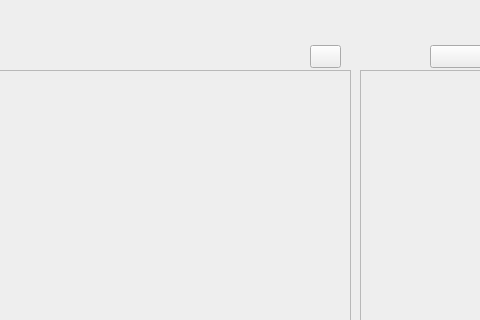
Above: UI/MotorcycleDealership.ui from jordynmarlow/SoftwareEngineering before the change; both pictures show x 370 to 850 and y 0 to 320 of the 1081 by 698 pixel window. Below: the same form after it.
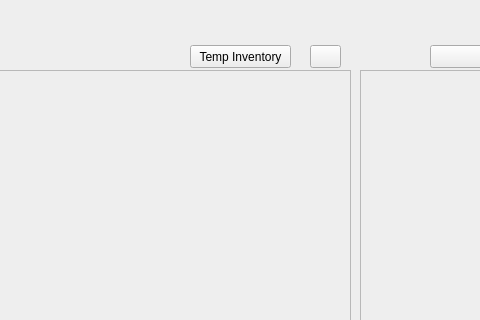
That is the form after the change. Icons and pictures are not drawn.

What changed in the file:
```diff
--- a/UI/MotorcycleDealership.ui
+++ b/UI/MotorcycleDealership.ui
@@ -241,6 +241,19 @@
       <normaloff>images/filter.png</normaloff>images/filter.png</iconset>
     </property>
    </widget>
+   <widget class="QPushButton" name="temp_inv_bt">
+    <property name="geometry">
+     <rect>
+      <x>560</x>
+      <y>45</y>
+      <width>101</width>
+      <height>23</height>
+     </rect>
+    </property>
+    <property name="text">
+     <string>Temp Inventory</string>
+    </property>
+   </widget>
    <zorder>widget</zorder>
    <zorder>filter_inventory_bt</zorder>
    <zorder>new_order_bt</zorder>
```
Left out of the diff: 1 changed line with no effect on the pictures.
